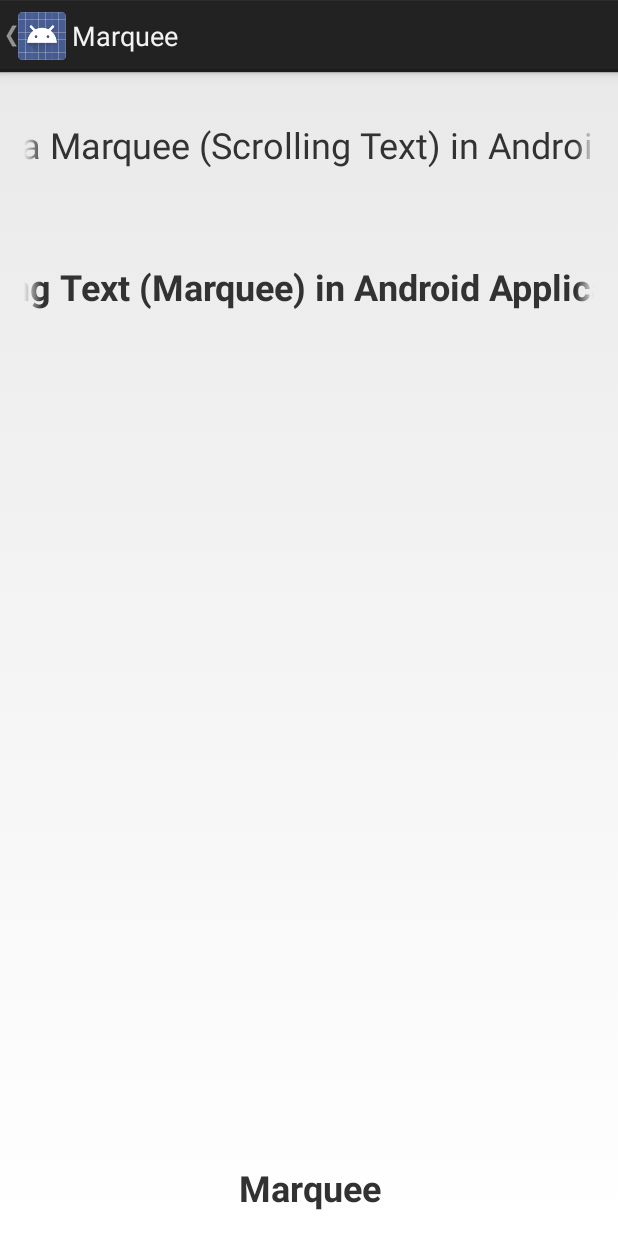
After one commit to cpliu338/android_goodies, an Android app: the MarqueeActivity screen opened directly, with no data from a screen before it, on a phone screen of 412 x 824 dp. The commit adds this screen. Run offline under Robolectric (Android 15) with nearby library versions, the phone set to English and light mode, and no system bars.

Commit message:
20171212

```diff
--- a/app/src/main/AndroidManifest.xml
+++ b/app/src/main/AndroidManifest.xml
@@ -52,6 +52,13 @@
                 android:name="android.support.PARENT_ACTIVITY"
                 android:value="hk.org.woodland.mytestbed.MainActivity" />
         </activity>
+        <activity android:name=".MarqueeActivity"
+            android:label="Marquee"
+            android:parentActivityName=".MainActivity">
+            <meta-data
+                android:name="android.support.PARENT_ACTIVITY"
+                android:value="hk.org.woodland.mytestbed.MainActivity" />
+        </activity>
     </application>
 
 </manifest>
--- a/app/src/main/java/hk/org/woodland/mytestbed/MainActivity.java
+++ b/app/src/main/java/hk/org/woodland/mytestbed/MainActivity.java
@@ -66,9 +66,14 @@ public class MainActivity extends Activity implements ClickOrTiltListener {
                 //SlideByClickOrTilt.lockActivityOrientation(this);
                 setFakeTime();
                 break;
+            case R.id.marquee:
+                Intent intent = new Intent(this, MarqueeActivity.class);
+                startActivity(intent);
+                break;
             case R.id.settings:
-                Intent intent = new Intent(this, SettingsActivity.class);
+                intent = new Intent(this, SettingsActivity.class);
                 startActivity(intent);
+                break;
         }
         return super.onOptionsItemSelected(item);
     }
--- /dev/null
+++ b/app/src/main/java/hk/org/woodland/mytestbed/MarqueeActivity.java
@@ -0,0 +1,20 @@
+package hk.org.woodland.mytestbed;
+
+import android.app.Activity;
+import android.os.Bundle;
+import android.widget.TextView;
+
+public class MarqueeActivity extends Activity {
+
+    @Override
+    protected void onCreate(Bundle savedInstanceState) {
+        super.onCreate(savedInstanceState);
+        setContentView(R.layout.activity_marquee);
+
+        TextView marque = (TextView) this.findViewById(R.id.marque_scrolling_text);
+        marque.setSelected(true);
+
+        TextView marque1 = (TextView) this.findViewById(R.id.sliding_text_marquee);
+        marque1.setSelected(true);
+    }
+}
--- /dev/null
+++ b/app/src/main/res/layout/activity_marquee.xml
@@ -0,0 +1,43 @@
+<?xml version="1.0" encoding="utf-8"?>
+<LinearLayout xmlns:android="http://schemas.android.com/apk/res/android"
+    android:layout_width="match_parent"
+    android:layout_height="match_parent"
+    android:orientation="vertical">
+
+    <TextView
+        android:id="@+id/marque_scrolling_text"
+        android:layout_width="match_parent"
+        android:layout_height="wrap_content"
+        android:layout_marginTop="16dp"
+        android:ellipsize="marquee"
+        android:marqueeRepeatLimit="marquee_forever"
+        android:padding="16dp"
+        android:scrollHorizontally="true"
+        android:singleLine="true"
+        android:text="Create a Marquee (Scrolling Text) in Android Using TextView. Android Marquee (Scrolling Text) Tutorial with Example"
+        android:textSize="24sp" />
+
+    <TextView
+        android:layout_width="match_parent"
+        android:layout_height="wrap_content"
+        android:layout_marginBottom="16dp"
+        android:layout_marginTop="30dp"
+        android:padding="16dp"
+        android:id="@+id/sliding_text_marquee"
+        android:singleLine="true"
+        android:ellipsize="marquee"
+        android:text="Scrolling Text (Marquee) in Android Application"
+        android:textSize="24sp"
+        android:textStyle="bold" />
+
+    <TextView
+        android:layout_width="fill_parent"
+        android:layout_height="fill_parent"
+        android:autoLink="web"
+        android:gravity="bottom|center"
+        android:paddingBottom="16dp"
+        android:text="@string/marquee"
+        android:textSize="24sp"
+        android:textStyle="bold" />
+
+</LinearLayout>
--- a/app/src/main/res/menu/menu_main.xml
+++ b/app/src/main/res/menu/menu_main.xml
@@ -9,6 +9,10 @@
         android:title="@string/fakecall"
         app:showAsAction="never" />
     <item
+        android:id="@+id/marquee"
+        android:title="@string/marquee"
+        app:showAsAction="never" />
+    <item
         android:id="@+id/settings"
         android:title="@string/settings"
         app:showAsAction="never" />
--- a/app/src/main/res/values/strings.xml
+++ b/app/src/main/res/values/strings.xml
@@ -11,6 +11,7 @@
 
     <!-- Strings related to Settings -->
 
+    <string name="marquee">Marquee</string>
     <string name="lolo">Lolo</string>
     <string name="title_carrier">Carrier</string>
     <string name="summary_carrier">Name of mobile operator</string>
```
